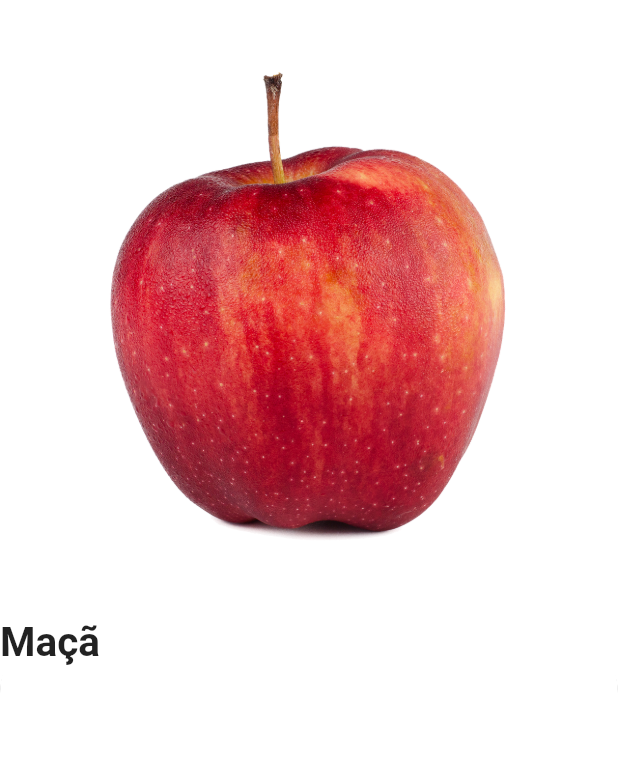
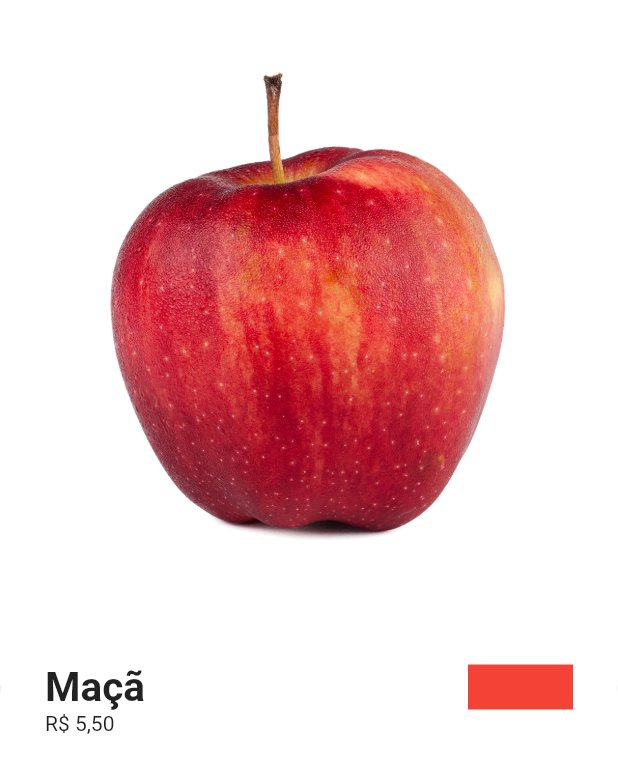
Before and after one commit to baborges45/project_acme_flutter, a Flutter app: the screen it shows after launch, after a tap on "Maçã", on a phone screen of 412 x 824 dp. Shown: the top 773 px of the screen. Run offline on Flutter 3.47's test engine with Material 2 defaults, Android fonts, the light colour scheme and no system bars; our stand-ins replace animated_text_kit, badges; project files that could hold a hidden picture were left out.

Commit message:
first commit

```diff
--- a/lib/src/pages/product/product_screen.dart
+++ b/lib/src/pages/product/product_screen.dart
@@ -1,14 +1,16 @@
 import 'package:flutter/material.dart';
 
 import '../../models/item_model.dart';
+import '../../service/utils_services.dart';
 
 class ProductScreen extends StatelessWidget {
-  const ProductScreen({
+  ProductScreen({
     Key? key,
     required this.itemModel,
   }) : super(key: key);
 
   final ItemModel itemModel;
+  final UtilsServices utilsServices = UtilsServices();
 
   @override
   Widget build(BuildContext context) {
@@ -17,11 +19,13 @@ class ProductScreen extends StatelessWidget {
       body: Column(
         children: [
           Expanded(
-            child: Image.asset(itemModel.imgUrl!),
+            child: Image.asset(
+              itemModel.imgUrl!,
+            ),
           ),
           Expanded(
             child: Container(
-              child: Container(
+              padding: EdgeInsets.all(30),
               decoration: BoxDecoration(
                 color: Colors.white,
                 borderRadius: BorderRadius.vertical(
@@ -37,16 +41,30 @@ class ProductScreen extends StatelessWidget {
               child: Column(
                 crossAxisAlignment: CrossAxisAlignment.stretch,
                 children: [
-                    Text(
+                  Row(
+                    children: [
+                      Expanded(
+                        child: Text(
                           itemModel.itemName!,
                           maxLines: 2,
+                          overflow: TextOverflow.ellipsis,
                           style: TextStyle(
                             fontSize: 27,
                             fontWeight: FontWeight.bold,
                           ),
                         ),
+                      ),
+                      Container(
+                        height: 30,
+                        width: 70,
+                        color: Colors.red,
+                      ),
                     ],
                   ),
+                  Text(
+                    utilsServices.priceToCurrency(itemModel.price!),
+                  ),
+                ],
               ),
             ),
           ),
```
Lines whose indentation alone changed are shown as unchanged.
